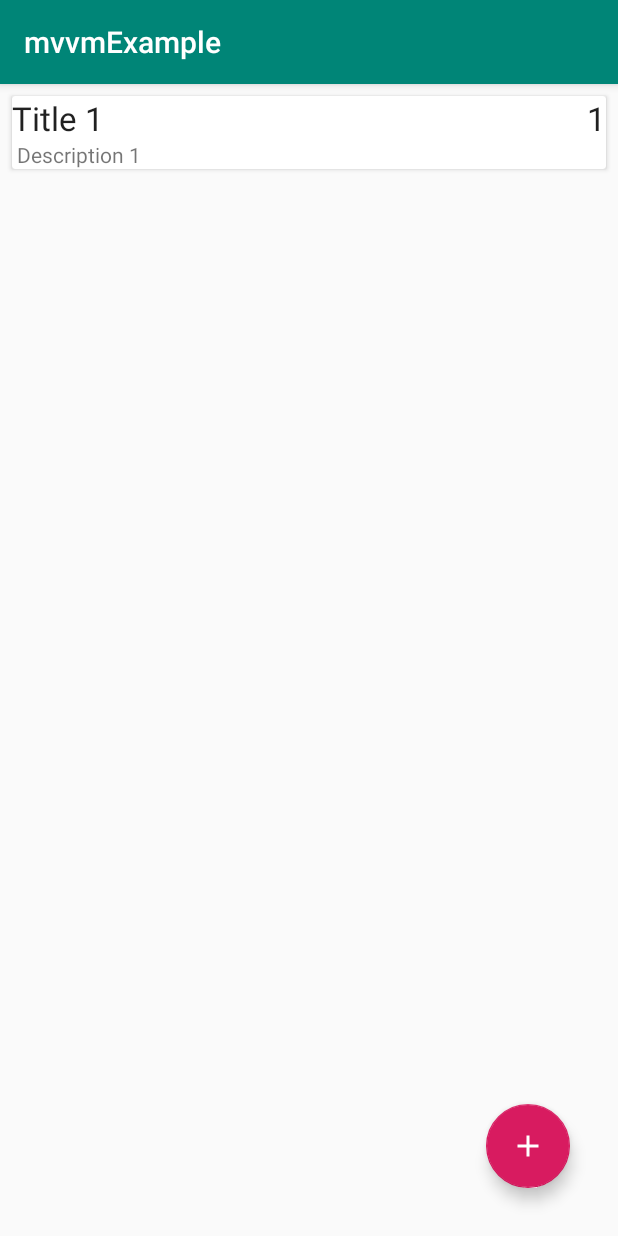
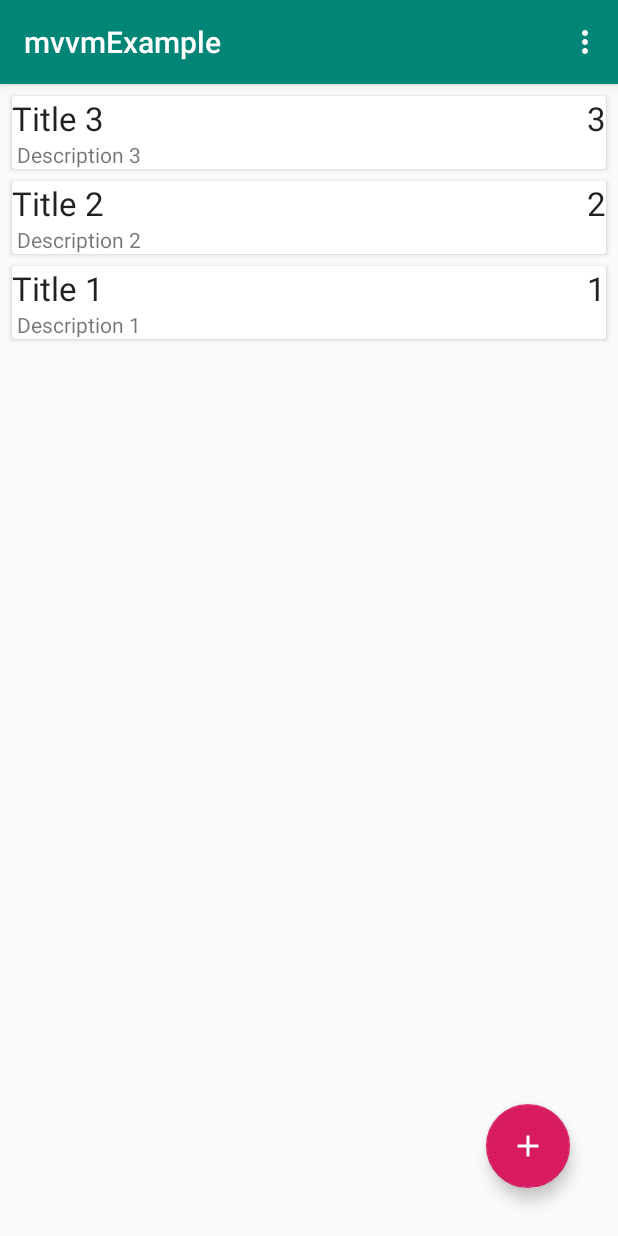
Before and after one commit to RaulFlo/MVVMExample, an Android app: the screen it shows after launch (MainActivity), on a phone screen of 412 x 824 dp. Run offline under Robolectric (Android 15) with nearby library versions, the phone set to English and light mode, and no system bars; our stand-ins replace Room's generated code.

Commit message:
Add Swipe to delete & Delete all notes Menu Item

```diff
--- a/app/src/main/java/com/example/android/mvvmexample/MainActivity.java
+++ b/app/src/main/java/com/example/android/mvvmexample/MainActivity.java
@@ -1,14 +1,19 @@
 package com.example.android.mvvmexample;
 
+import androidx.annotation.NonNull;
 import androidx.annotation.Nullable;
 import androidx.appcompat.app.AppCompatActivity;
 import androidx.lifecycle.Observer;
 import androidx.lifecycle.ViewModelProviders;
+import androidx.recyclerview.widget.ItemTouchHelper;
 import androidx.recyclerview.widget.LinearLayoutManager;
 import androidx.recyclerview.widget.RecyclerView;
 
 import android.content.Intent;
 import android.os.Bundle;
+import android.view.Menu;
+import android.view.MenuInflater;
+import android.view.MenuItem;
 import android.view.View;
 import android.widget.Toast;
 
@@ -55,7 +60,19 @@
             }
         });
 
+        new ItemTouchHelper(new ItemTouchHelper.SimpleCallback(0,
+                ItemTouchHelper.LEFT ) {
+            @Override
+            public boolean onMove(@NonNull RecyclerView recyclerView, @NonNull RecyclerView.ViewHolder viewHolder, @NonNull RecyclerView.ViewHolder target) {
+                return false;
+            }
 
+            @Override
+            public void onSwiped(@NonNull RecyclerView.ViewHolder viewHolder, int direction) {
+                noteViewModel.delete(adapter.getNoteAt(viewHolder.getAdapterPosition()));
+                Toast.makeText(MainActivity.this, "Note Deleted", Toast.LENGTH_SHORT).show();
+            }
+        }).attachToRecyclerView(recyclerView);
 
 
     }
@@ -64,17 +81,40 @@
     protected void onActivityResult(int requestCode, int resultCode, @Nullable Intent data) {
         super.onActivityResult(requestCode, resultCode, data);
 
-        if(requestCode == ADD_NOTE_REQUEST && resultCode == RESULT_OK){
+        if (requestCode == ADD_NOTE_REQUEST && resultCode == RESULT_OK) {
             String title = data.getStringExtra(AddNoteActivity.EXTRA_TITLE);
             String description = data.getStringExtra(AddNoteActivity.EXTRA_DESCRIPTION);
             int priority = data.getIntExtra(AddNoteActivity.EXTRA_PRIORITY, 1);
 
-            Note note = new Note(title,description,priority);
+            Note note = new Note(title, description, priority);
             noteViewModel.insert(note);
             Toast.makeText(this, "Note Saved", Toast.LENGTH_SHORT).show();
 
-        }else {
+        } else {
             Toast.makeText(this, "Note not Saved", Toast.LENGTH_SHORT).show();
         }
     }
+
+    @Override
+    public boolean onCreateOptionsMenu(Menu menu) {
+        MenuInflater menuInflater = getMenuInflater();
+        menuInflater.inflate(R.menu.main_menu, menu);
+
+
+        return true;
+    }
+
+    @Override
+    public boolean onOptionsItemSelected(@NonNull MenuItem item) {
+        switch (item.getItemId()) {
+            case R.id.delete_all_notes_menu_item:
+                noteViewModel.deleteAllNotes();
+                Toast.makeText(this, "All notes deleted", Toast.LENGTH_SHORT).show();
+                return true;
+            default:
+                return super.onOptionsItemSelected(item);
+        }
+
+
+    }
 }
--- a/app/src/main/java/com/example/android/mvvmexample/NoteAdapter.java
+++ b/app/src/main/java/com/example/android/mvvmexample/NoteAdapter.java
@@ -41,6 +41,11 @@
         notifyDataSetChanged();
     }
 
+    //To get a note from the adapter to the outside. Added for swipe delete.
+    public Note getNoteAt(int position){
+        return notes.get(position);
+    }
+
     class NoteHolder extends RecyclerView.ViewHolder{
         private TextView textViewTitle;
         private TextView textViewDescription;
--- /dev/null
+++ b/app/src/main/res/menu/main_menu.xml
@@ -0,0 +1,10 @@
+<?xml version="1.0" encoding="utf-8"?>
+<menu xmlns:android="http://schemas.android.com/apk/res/android"
+    xmlns:app="http://schemas.android.com/apk/res-auto">
+
+    <item
+        android:id="@+id/delete_all_notes_menu_item"
+        android:title="Delete all notes"
+        app:showAsAction="never"/>
+
+</menu>
```
